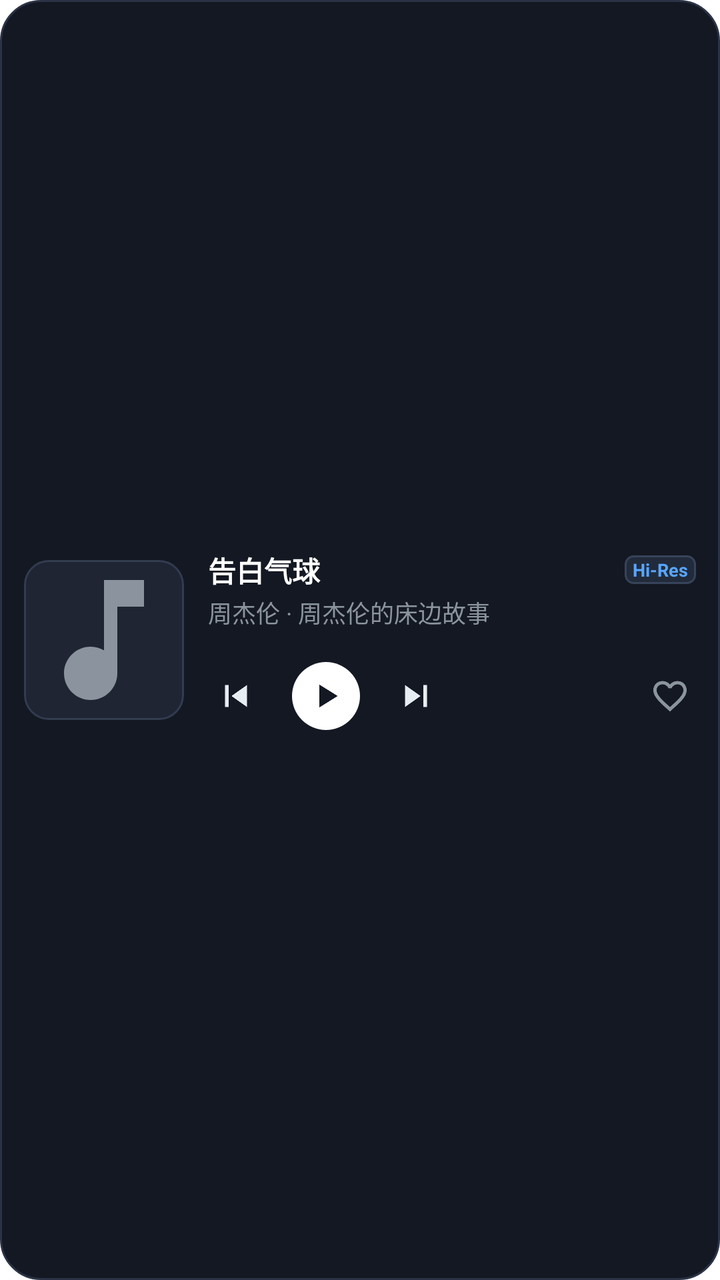
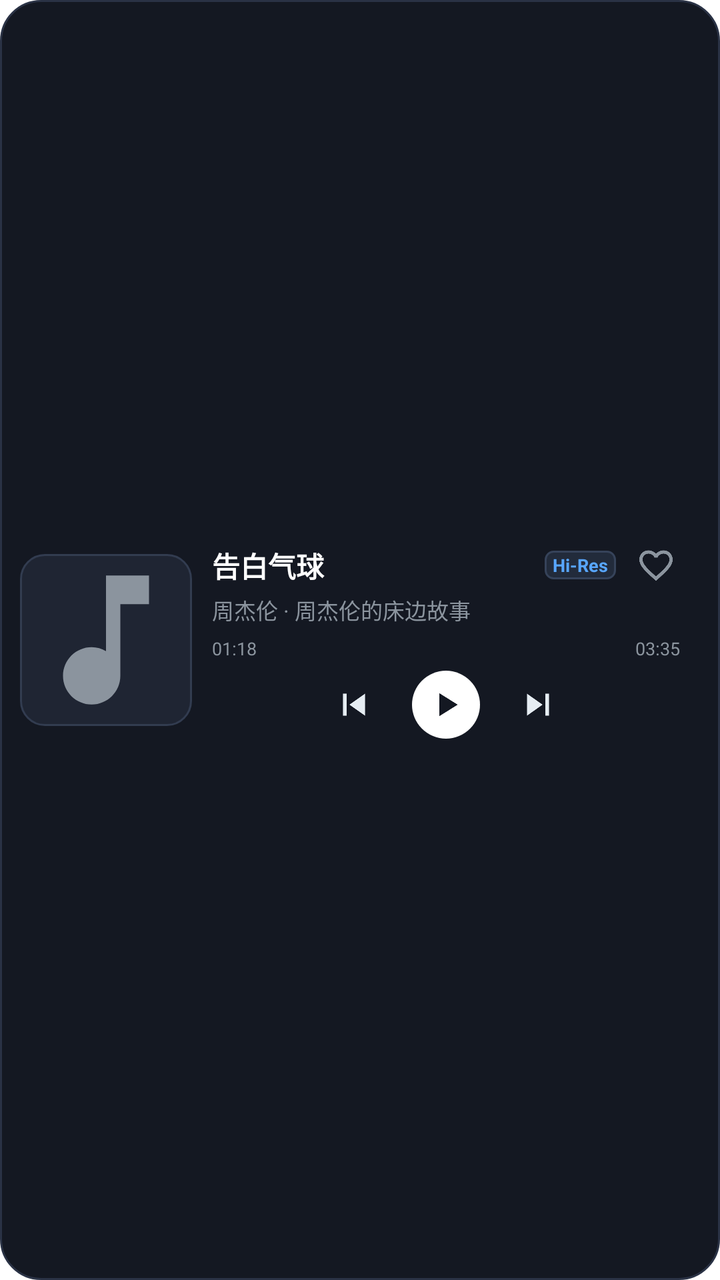

The first picture is an Android layout as it rendered before a commit; the second is the same layout after the commit. The layout source and the unified diff follow.
<!-- AndroidManifest.xml: fallback theme Theme.MaterialComponents.DayNight.NoActionBar -->
<!-- res/layout/widget_medium.xml -->
<?xml version="1.0" encoding="utf-8"?>
<LinearLayout xmlns:android="http://schemas.android.com/apk/res/android"
    android:id="@+id/widget_medium_root"
    android:layout_width="match_parent"
    android:layout_height="match_parent"
    android:background="@drawable/widget_background"
    android:gravity="center_vertical"
    android:orientation="horizontal"
    android:padding="12dp">

    
    <ImageView
        android:id="@+id/widget_medium_artwork"
        android:layout_width="80dp"
        android:layout_height="80dp"
        android:background="@drawable/widget_cover_rounded"
        android:contentDescription="@string/app_name"
        android:scaleType="centerCrop"
        android:src="@drawable/ic_widget_music_note" />

    
    <LinearLayout
        android:layout_width="0dp"
        android:layout_height="match_parent"
        android:layout_marginStart="12dp"
        android:layout_weight="1"
        android:gravity="center_vertical"
        android:orientation="vertical">

        
        <LinearLayout
            android:layout_width="match_parent"
            android:layout_height="wrap_content"
            android:gravity="center_vertical"
            android:orientation="horizontal">

            <TextView
                android:id="@+id/widget_medium_title"
                android:layout_width="0dp"
                android:layout_height="wrap_content"
                android:layout_weight="1"
                android:ellipsize="end"
                android:maxLines="1"
                android:text="告白气球"
                android:textColor="#FFFFFF"
                android:textSize="14sp"
                android:textStyle="bold" />

            <TextView
                android:id="@+id/widget_medium_format"
                android:layout_width="wrap_content"
                android:layout_height="wrap_content"
                android:layout_marginStart="6dp"
                android:background="@drawable/widget_badge_background"
                android:paddingStart="4dp"
                android:paddingTop="1dp"
                android:paddingEnd="4dp"
                android:paddingBottom="1dp"
                android:text="Hi-Res"
                android:textColor="#58A6FF"
                android:textSize="9sp"
                android:textStyle="bold" />
        </LinearLayout>

        
        <TextView
            android:id="@+id/widget_medium_artist_album"
            android:layout_width="match_parent"
            android:layout_height="wrap_content"
            android:layout_marginTop="2dp"
            android:ellipsize="end"
            android:maxLines="1"
            android:text="周杰伦 · 周杰伦的床边故事"
            android:textColor="#8B949E"
            android:textSize="12sp" />

        
        <ProgressBar
            android:id="@+id/widget_medium_progress"
            android:layout_width="match_parent"
            android:layout_height="4dp"
            android:layout_marginTop="6dp"
            android:indeterminate="false"
            android:max="1000"
            android:progress="350"
            android:progressDrawable="@drawable/widget_progress_bar" />

        
        <LinearLayout
            android:layout_width="match_parent"
            android:layout_height="wrap_content"
            android:layout_marginTop="6dp"
            android:gravity="center_vertical"
            android:orientation="horizontal">

            
            <ImageView
                android:id="@+id/widget_medium_prev"
                android:layout_width="28dp"
                android:layout_height="28dp"
                android:clickable="true"
                android:contentDescription="@string/app_name"
                android:focusable="true"
                android:padding="3dp"
                android:src="@drawable/ic_widget_skip_prev" />

            
            <ImageView
                android:id="@+id/widget_medium_play_pause"
                android:layout_width="34dp"
                android:layout_height="34dp"
                android:layout_marginStart="14dp"
                android:background="@drawable/widget_button_circle"
                android:clickable="true"
                android:contentDescription="@string/app_name"
                android:focusable="true"
                android:padding="7dp"
                android:src="@drawable/ic_widget_play_dark" />

            
            <ImageView
                android:id="@+id/widget_medium_next"
                android:layout_width="28dp"
                android:layout_height="28dp"
                android:layout_marginStart="14dp"
                android:clickable="true"
                android:contentDescription="@string/app_name"
                android:focusable="true"
                android:padding="3dp"
                android:src="@drawable/ic_widget_skip_next" />

            
            <FrameLayout
                android:layout_width="0dp"
                android:layout_height="1dp"
                android:layout_weight="1" />

            
            <ImageView
                android:id="@+id/widget_medium_favorite"
                android:layout_width="26dp"
                android:layout_height="26dp"
                android:clickable="true"
                android:contentDescription="@string/app_name"
                android:focusable="true"
                android:padding="3dp"
                android:src="@drawable/ic_widget_favorite_inactive" />
        </LinearLayout>
    </LinearLayout>

</LinearLayout>
<!-- resources referenced by this layout -->
<resources>
  <!-- drawable ic_widget_music_note (drawable) -->
  <vector xmlns:android="http://schemas.android.com/apk/res/android"
      android:width="24dp"
      android:height="24dp"
      android:viewportWidth="24"
      android:viewportHeight="24">
      <path
          android:fillColor="#8B949E"
          android:pathData="M12,3v10.55c-0.59,-0.34 -1.27,-0.55 -2,-0.55 -2.21,0 -4,1.79 -4,4s1.79,4 4,4 4,-1.79 4,-4V7h4V3h-6z" />
  </vector>
  <!-- drawable ic_widget_play_dark (drawable) -->
  <vector xmlns:android="http://schemas.android.com/apk/res/android"
      android:width="24dp"
      android:height="24dp"
      android:viewportWidth="24"
      android:viewportHeight="24">
      <path
          android:fillColor="#141822"
          android:pathData="M8,5.14v13.72L19,12L8,5.14z" />
  </vector>
  <!-- drawable ic_widget_skip_next (drawable) -->
  <vector xmlns:android="http://schemas.android.com/apk/res/android"
      android:width="24dp"
      android:height="24dp"
      android:viewportWidth="24"
      android:viewportHeight="24">
      <path
          android:fillColor="#E6EDF3"
          android:pathData="M6,18l8.5,-6L6,6v12zM16,6v12h2V6h-2z" />
  </vector>
  <!-- drawable ic_widget_skip_prev (drawable) -->
  <vector xmlns:android="http://schemas.android.com/apk/res/android"
      android:width="24dp"
      android:height="24dp"
      android:viewportWidth="24"
      android:viewportHeight="24">
      <path
          android:fillColor="#E6EDF3"
          android:pathData="M6,6h2v12H6V6zm3.5,6l8.5,6V6l-8.5,6z" />
  </vector>
  <!-- drawable widget_background (drawable) -->
  <?xml version="1.0" encoding="utf-8"?>
  <shape xmlns:android="http://schemas.android.com/apk/res/android"
      android:shape="rectangle">
      <solid android:color="#141822" />
      <stroke
          android:width="1dp"
          android:color="#2A3245" />
      <corners android:radius="20dp" />
  </shape>
  <!-- drawable widget_badge_background (drawable) -->
  <?xml version="1.0" encoding="utf-8"?>
  <shape xmlns:android="http://schemas.android.com/apk/res/android"
      android:shape="rectangle">
      <solid android:color="#222B3B" />
      <stroke
          android:width="1dp"
          android:color="#36435A" />
      <corners android:radius="4dp" />
  </shape>
  <!-- drawable widget_button_circle (drawable) -->
  <?xml version="1.0" encoding="utf-8"?>
  <shape xmlns:android="http://schemas.android.com/apk/res/android"
      android:shape="oval">
      <solid android:color="#FFFFFF" />
  </shape>
  <!-- drawable widget_cover_rounded (drawable) -->
  <?xml version="1.0" encoding="utf-8"?>
  <shape xmlns:android="http://schemas.android.com/apk/res/android"
      android:shape="rectangle">
      <solid android:color="#1F2533" />
      <stroke
          android:width="1dp"
          android:color="#323C50" />
      <corners android:radius="12dp" />
  </shape>
  <!-- drawable widget_progress_bar (drawable) -->
  <?xml version="1.0" encoding="utf-8"?>
  <layer-list xmlns:android="http://schemas.android.com/apk/res/android">
      <item android:id="@android:id/background">
          <shape android:shape="rectangle">
              <corners android:radius="2dp" />
              <solid android:color="#262E3E" />
          </shape>
      </item>
      <item android:id="@android:id/progress">
          <clip>
              <shape android:shape="rectangle">
                  <corners android:radius="2dp" />
                  <solid android:color="#FFFFFF" />
              </shape>
          </clip>
      </item>
  </layer-list>
  <string name="app_name">OmniTune</string>
  <!-- unchanged entries left out for length: 1 -->
</resources>

<!-- the commit's change to res/layout/widget_medium.xml (unified diff, before → after) -->
@@ -1,151 +1,240 @@
 <?xml version="1.0" encoding="utf-8"?>
-<LinearLayout xmlns:android="http://schemas.android.com/apk/res/android"
+<FrameLayout xmlns:android="http://schemas.android.com/apk/res/android"
     android:id="@+id/widget_medium_root"
     android:layout_width="match_parent"
-    android:layout_height="match_parent"
-    android:background="@drawable/widget_background"
-    android:gravity="center_vertical"
-    android:orientation="horizontal"
-    android:padding="12dp">
+    android:layout_height="match_parent">
 
     
     <ImageView
-        android:id="@+id/widget_medium_artwork"
-        android:layout_width="80dp"
-        android:layout_height="80dp"
-        android:background="@drawable/widget_cover_rounded"
+        android:id="@+id/widget_medium_bg"
+        android:layout_width="match_parent"
+        android:layout_height="match_parent"
+        android:contentDescription="@string/app_name"
+        android:scaleType="fitXY"
+        android:src="@drawable/widget_background" />
+
+    
+    <ImageView
+        android:id="@+id/widget_medium_bg_cover"
+        android:layout_width="match_parent"
+        android:layout_height="match_parent"
         android:contentDescription="@string/app_name"
         android:scaleType="centerCrop"
-        android:src="@drawable/ic_widget_music_note" />
+        android:visibility="gone" />
+
+    
+    <FrameLayout
+        android:id="@+id/widget_medium_scrim"
+        android:layout_width="match_parent"
+        android:layout_height="match_parent"
+        android:background="@drawable/widget_scrim_overlay"
+        android:visibility="gone" />
 
     
     <LinearLayout
-        android:layout_width="0dp"
-        android:layout_height="match_parent"
-        android:layout_marginStart="12dp"
-        android:layout_weight="1"
+        android:layout_width="match_parent"
+        android:layout_height="match_parent"
         android:gravity="center_vertical"
-        android:orientation="vertical">
+        android:orientation="horizontal"
+        android:padding="10dp">
+
+        
+        <ImageView
+            android:id="@+id/widget_medium_artwork_left"
+            android:layout_width="86dp"
+            android:layout_height="86dp"
+            android:background="@drawable/widget_cover_rounded"
+            android:contentDescription="@string/app_name"
+            android:scaleType="centerCrop"
+            android:src="@drawable/ic_widget_music_note" />
 
         
         <LinearLayout
-            android:layout_width="match_parent"
-            android:layout_height="wrap_content"
+            android:id="@+id/widget_medium_info"
+            android:layout_width="0dp"
+            android:layout_height="match_parent"
+            android:layout_marginStart="10dp"
+            android:layout_marginEnd="10dp"
+            android:layout_weight="1"
             android:gravity="center_vertical"
-            android:orientation="horizontal">
-
+            android:orientation="vertical">
+
+            
+            <LinearLayout
+                android:layout_width="match_parent"
+                android:layout_height="wrap_content"
+                android:gravity="center_vertical"
+                android:orientation="horizontal">
+
+                <TextView
+                    android:id="@+id/widget_medium_title"
+                    android:layout_width="0dp"
+                    android:layout_height="wrap_content"
+                    android:layout_weight="1"
+                    android:ellipsize="end"
+                    android:maxLines="1"
+                    android:text="告白气球"
+                    android:textColor="#FFFFFF"
+                    android:textSize="14sp"
+                    android:textStyle="bold" />
+
+                <TextView
+                    android:id="@+id/widget_medium_format"
+                    android:layout_width="wrap_content"
+                    android:layout_height="wrap_content"
+                    android:layout_marginStart="6dp"
+                    android:background="@drawable/widget_badge_background"
+                    android:paddingStart="4dp"
+                    android:paddingTop="1dp"
+                    android:paddingEnd="4dp"
+                    android:paddingBottom="1dp"
+                    android:text="Hi-Res"
+                    android:textColor="#58A6FF"
+                    android:textSize="9sp"
+                    android:textStyle="bold" />
+
+                <ImageView
+                    android:id="@+id/widget_medium_favorite"
+                    android:layout_width="24dp"
+                    android:layout_height="24dp"
+                    android:layout_marginStart="8dp"
+                    android:clickable="true"
+                    android:contentDescription="@string/app_name"
+                    android:focusable="true"
+                    android:padding="2dp"
+                    android:src="@drawable/ic_widget_favorite_inactive" />
+            </LinearLayout>
+
+            
             <TextView
-                android:id="@+id/widget_medium_title"
-                android:layout_width="0dp"
-                android:layout_height="wrap_content"
-                android:layout_weight="1"
+                android:id="@+id/widget_medium_artist_album"
+                android:layout_width="match_parent"
+                android:layout_height="wrap_content"
+                android:layout_marginTop="2dp"
                 android:ellipsize="end"
                 android:maxLines="1"
-                android:text="告白气球"
-                android:textColor="#FFFFFF"
-                android:textSize="14sp"
-                android:textStyle="bold" />
-
-            <TextView
-                android:id="@+id/widget_medium_format"
-                android:layout_width="wrap_content"
-                android:layout_height="wrap_content"
-                android:layout_marginStart="6dp"
-                android:background="@drawable/widget_badge_background"
-                android:paddingStart="4dp"
-                android:paddingTop="1dp"
-                android:paddingEnd="4dp"
-                android:paddingBottom="1dp"
-                android:text="Hi-Res"
-                android:textColor="#58A6FF"
-                android:textSize="9sp"
-                android:textStyle="bold" />
+                android:text="周杰伦 · 周杰伦的床边故事"
+                android:textColor="#8B949E"
+                android:textSize="11sp" />
+
+            
+            <LinearLayout
+                android:layout_width="match_parent"
+                android:layout_height="wrap_content"
+                android:layout_marginTop="5dp"
+                android:gravity="center_vertical"
+                android:orientation="horizontal">
+
+                <TextView
+                    android:id="@+id/widget_medium_time_pos"
+                    android:layout_width="wrap_content"
+                    android:layout_height="wrap_content"
+                    android:text="01:18"
+                    android:textColor="#8B949E"
+                    android:textSize="9sp" />
+
+                <ProgressBar
+                    android:id="@+id/widget_medium_progress"
+                    android:layout_width="0dp"
+                    android:layout_height="4dp"
+                    android:layout_marginStart="6dp"
+                    android:layout_marginEnd="6dp"
+                    android:layout_weight="1"
+                    android:indeterminate="false"
+                    android:max="1000"
+                    android:progress="350"
+                    android:progressDrawable="@drawable/widget_progress_bar" />
+
+                <TextView
+                    android:id="@+id/widget_medium_time_dur"
+                    android:layout_width="wrap_content"
+                    android:layout_height="wrap_content"
+                    android:text="03:35"
+                    android:textColor="#8B949E"
+                    android:textSize="9sp" />
+            </LinearLayout>
+
+            
+            <LinearLayout
+                android:layout_width="match_parent"
+                android:layout_height="wrap_content"
+                android:layout_marginTop="5dp"
+                android:gravity="center_vertical"
+                android:orientation="horizontal">
+
+                
+                <FrameLayout
+                    android:layout_width="0dp"
+                    android:layout_height="1dp"
+                    android:layout_weight="1" />
+
+                
+                <ImageView
+                    android:id="@+id/widget_medium_prev"
+                    android:layout_width="30dp"
+                    android:layout_height="30dp"
+                    android:clickable="true"
+                    android:contentDescription="@string/app_name"
+                    android:focusable="true"
+                    android:padding="4dp"
+                    android:src="@drawable/ic_widget_skip_prev" />
+
+                
+                <FrameLayout
+                    android:id="@+id/widget_medium_play_pause"
+                    android:layout_width="34dp"
+                    android:layout_height="34dp"
+                    android:layout_marginStart="14dp"
+                    android:layout_marginEnd="14dp"
+                    android:clickable="true"
+                    android:focusable="true">
+
+                    <ImageView
+                        android:id="@+id/widget_medium_play_pause_bg"
+                        android:layout_width="match_parent"
+                        android:layout_height="match_parent"
+                        android:contentDescription="@string/app_name"
+                        android:src="@drawable/widget_button_circle" />
+
+                    <ImageView
+                        android:id="@+id/widget_medium_play_pause_icon"
+                        android:layout_width="match_parent"
+                        android:layout_height="match_parent"
+                        android:contentDescription="@string/app_name"
+                        android:padding="7dp"
+                        android:src="@drawable/ic_widget_play_dark" />
+                </FrameLayout>
+
+                
+                <ImageView
+                    android:id="@+id/widget_medium_next"
+                    android:layout_width="30dp"
+                    android:layout_height="30dp"
+                    android:clickable="true"
+                    android:contentDescription="@string/app_name"
+                    android:focusable="true"
+                    android:padding="4dp"
+                    android:src="@drawable/ic_widget_skip_next" />
+
+                
+                <FrameLayout
+                    android:layout_width="0dp"
+                    android:layout_height="1dp"
+                    android:layout_weight="1" />
+            </LinearLayout>
         </LinearLayout>
 
         
-        <TextView
-            android:id="@+id/widget_medium_artist_album"
-            android:layout_width="match_parent"
-            android:layout_height="wrap_content"
-            android:layout_marginTop="2dp"
-            android:ellipsize="end"
-            android:maxLines="1"
-            android:text="周杰伦 · 周杰伦的床边故事"
-            android:textColor="#8B949E"
-            android:textSize="12sp" />
-
-        
-        <ProgressBar
-            android:id="@+id/widget_medium_progress"
-            android:layout_width="match_parent"
-            android:layout_height="4dp"
-            android:layout_marginTop="6dp"
-            android:indeterminate="false"
-            android:max="1000"
-            android:progress="350"
-            android:progressDrawable="@drawable/widget_progress_bar" />
-
-        
-        <LinearLayout
-            android:layout_width="match_parent"
-            android:layout_height="wrap_content"
-            android:layout_marginTop="6dp"
-            android:gravity="center_vertical"
-            android:orientation="horizontal">
-
-            
-            <ImageView
-                android:id="@+id/widget_medium_prev"
-                android:layout_width="28dp"
-                android:layout_height="28dp"
-                android:clickable="true"
-                android:contentDescription="@string/app_name"
-                android:focusable="true"
-                android:padding="3dp"
-                android:src="@drawable/ic_widget_skip_prev" />
-
-            
-            <ImageView
-                android:id="@+id/widget_medium_play_pause"
-                android:layout_width="34dp"
-                android:layout_height="34dp"
-                android:layout_marginStart="14dp"
-                android:background="@drawable/widget_button_circle"
-                android:clickable="true"
-                android:contentDescription="@string/app_name"
-                android:focusable="true"
-                android:padding="7dp"
-                android:src="@drawable/ic_widget_play_dark" />
-
-            
-            <ImageView
-                android:id="@+id/widget_medium_next"
-                android:layout_width="28dp"
-                android:layout_height="28dp"
-                android:layout_marginStart="14dp"
-                android:clickable="true"
-                android:contentDescription="@string/app_name"
-                android:focusable="true"
-                android:padding="3dp"
-                android:src="@drawable/ic_widget_skip_next" />
-
-            
-            <FrameLayout
-                android:layout_width="0dp"
-                android:layout_height="1dp"
-                android:layout_weight="1" />
-
-            
-            <ImageView
-                android:id="@+id/widget_medium_favorite"
-                android:layout_width="26dp"
-                android:layout_height="26dp"
-                android:clickable="true"
-                android:contentDescription="@string/app_name"
-                android:focusable="true"
-                android:padding="3dp"
-                android:src="@drawable/ic_widget_favorite_inactive" />
-        </LinearLayout>
+        <ImageView
+            android:id="@+id/widget_medium_artwork_right"
+            android:layout_width="86dp"
+            android:layout_height="86dp"
+            android:background="@drawable/widget_cover_rounded"
+            android:contentDescription="@string/app_name"
+            android:scaleType="centerCrop"
+            android:src="@drawable/ic_widget_music_note"
+            android:visibility="gone" />
+
     </LinearLayout>
 
-</LinearLayout>
+</FrameLayout>
<!-- resource entries referenced after the edit -->
@@ -94,6 +94,17 @@
           </clip>
       </item>
   </layer-list>
+  <!-- drawable widget_scrim_overlay (drawable) -->
+  <?xml version="1.0" encoding="utf-8"?>
+  <shape xmlns:android="http://schemas.android.com/apk/res/android"
+      android:shape="rectangle">
+      <gradient
+          android:angle="270"
+          android:startColor="#B30A0E17"
+          android:centerColor="#CC0E131F"
+          android:endColor="#E60A0E17" />
+      <corners android:radius="20dp" />
+  </shape>
   <string name="app_name">OmniTune</string>
   <!-- unchanged entries left out for length: 1 -->
 </resources>
